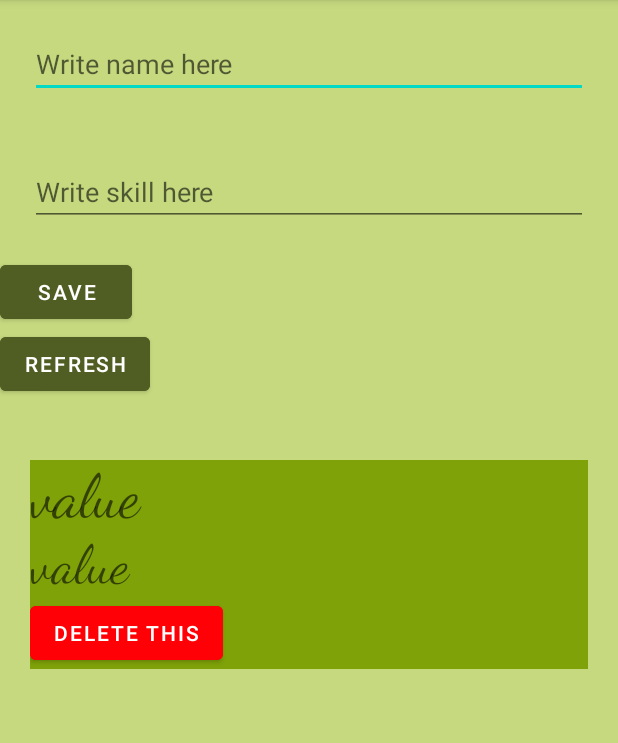
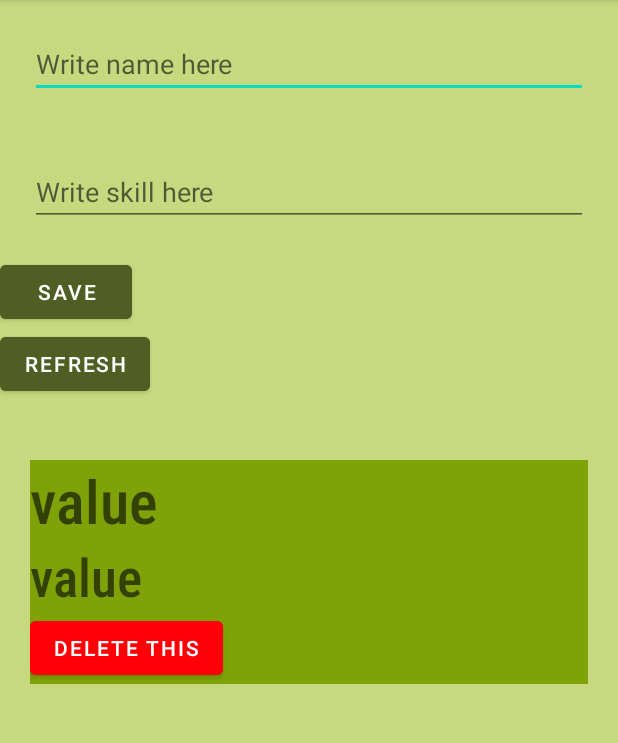
Before and after one commit to Rishabhsingh715/PracRoom, an Android app: the screen it shows after launch (MainActivity), after a tap on "REFRESH", on a phone screen of 412 x 824 dp, the part 84-827 px from its top. Run offline under Robolectric (Android 15) with nearby library versions, the phone set to English and light mode, and no system bars; our stand-ins replace Room's generated code.

```diff
--- a/app/build.gradle
+++ b/app/build.gradle
@@ -55,6 +55,8 @@ dependencies {
     kapt "androidx.room:room-compiler:$rootProject.roomVersion"
     androidTestImplementation "androidx.room:room-testing:$rootProject.roomVersion"
 
+
+
     // Lifecycle components
     implementation "androidx.lifecycle:lifecycle-viewmodel-ktx:$rootProject.lifecycleVersion"
     implementation "androidx.lifecycle:lifecycle-livedata-ktx:$rootProject.lifecycleVersion"
--- a/app/src/main/java/com/cv/pracroom/MainActivity.kt
+++ b/app/src/main/java/com/cv/pracroom/MainActivity.kt
@@ -7,7 +7,7 @@ import androidx.recyclerview.widget.LinearLayoutManager
 import androidx.room.Room
 import kotlinx.android.synthetic.main.activity_main.*
 
-class MainActivity : AppCompatActivity() {
+class MainActivity : AppCompatActivity() , delete{
 
     val db by lazy {
         Room.databaseBuilder(this,
@@ -24,6 +24,7 @@ class MainActivity : AppCompatActivity() {
             val name = ed1.text.toString()
             val skill = ed2.text.toString()
 
+
             db.getDao().insert(Person(name,skill))
             Toast.makeText(this,"Refresh now",Toast.LENGTH_SHORT).show()
         }
@@ -31,7 +32,7 @@ class MainActivity : AppCompatActivity() {
         btn2.setOnClickListener {
 
            val ll : List<Person> =  db.getDao().getAll()
-           val Padapter = PersonAdapter(ll,db)
+           val Padapter = PersonAdapter(ll,this)
 
             RV.layoutManager = LinearLayoutManager(this)
             RV.adapter = Padapter
@@ -40,4 +41,8 @@ class MainActivity : AppCompatActivity() {
 
 
     }
+
+    override fun onItemClicked(person: Person) {
+         db.getDao().delete(person.name)
+    }
 }
--- a/app/src/main/java/com/cv/pracroom/Pdatabase.kt
+++ b/app/src/main/java/com/cv/pracroom/Pdatabase.kt
@@ -3,7 +3,7 @@ package com.cv.pracroom
 import androidx.room.Database
 import androidx.room.RoomDatabase
 
-@Database(entities = [Person::class],version = 1)
+@Database(entities = [Person::class],version = 1,exportSchema = false)
 abstract class Pdatabase: RoomDatabase() {
 
     abstract fun getDao() : PersonDao
--- a/app/src/main/java/com/cv/pracroom/PersonAdapter.kt
+++ b/app/src/main/java/com/cv/pracroom/PersonAdapter.kt
@@ -8,7 +8,7 @@ import android.widget.Toast
 import androidx.recyclerview.widget.RecyclerView
 import kotlinx.android.synthetic.main.person.view.*
 
-class PersonAdapter(val person: List<Person>,val db:Pdatabase) : RecyclerView.Adapter<PersonAdapter.PersonViewHolder>() {
+class PersonAdapter(val person: List<Person>,val listener: delete) : RecyclerView.Adapter<PersonAdapter.PersonViewHolder>() {
 
     inner class PersonViewHolder(itemView: View) : RecyclerView.ViewHolder(itemView){
 
@@ -16,20 +16,21 @@ class PersonAdapter(val person: List<Person>,val db:Pdatabase) : RecyclerView.Ad
 
     override fun onCreateViewHolder(parent: ViewGroup, viewType: Int): PersonViewHolder {
 
-        val view = LayoutInflater.from(parent.context).inflate(
+        val view = PersonViewHolder(LayoutInflater.from(parent.context).inflate(
             R.layout.person,parent,false
-        )
-        return PersonViewHolder(view)
+        ))
+        view.itemView.del.setOnClickListener{
+            listener.onItemClicked(person[view.adapterPosition])
+        }
+
+        return view
     }
 
     override fun onBindViewHolder(holder: PersonViewHolder, position: Int) {
        holder.itemView.tv1.text = person[position].name
         holder.itemView.tv2.text = person[position].skill
 
-        holder.itemView.del.setOnClickListener {
-            db.getDao().delete(person[position].name)
-          Log.d("DEL","Deleted the value")
-        }
+
 
     }
 
@@ -38,3 +39,7 @@ class PersonAdapter(val person: List<Person>,val db:Pdatabase) : RecyclerView.Ad
         return person.size
     }
 }
+
+interface delete {
+    fun onItemClicked(person : Person)
+}
--- a/app/src/main/java/com/cv/pracroom/PersonDao.kt
+++ b/app/src/main/java/com/cv/pracroom/PersonDao.kt
@@ -9,12 +9,12 @@ import androidx.room.Query
 interface PersonDao {
 
     @Insert
-    fun insert(person: Person)
+     fun insert(person: Person)
 
     @Query("select * from Person")
-    fun getAll(): List<Person>
+     fun getAll(): List<Person>
 
     @Query("delete from Person where name = :nam")
-    fun delete(nam: String)
+     fun delete(nam: String)
 
 }
--- a/app/src/main/res/layout/person.xml
+++ b/app/src/main/res/layout/person.xml
@@ -7,22 +7,22 @@
     android:layout_margin="20dp">
 
     <TextView
-        android:textColor="@color/text"
+        android:textColor="@color/black"
         android:layout_width="match_parent"
         android:layout_height="wrap_content"
         android:id="@+id/tv1"
         android:hint="value"
         android:textSize="40sp"
-        android:fontFamily="cursive"/>
+        android:fontFamily="sans-serif-condensed-medium"/>
     <TextView
 
-        android:textColor="@color/text"
+        android:textColor="@color/black"
         android:layout_width="match_parent"
         android:layout_height="wrap_content"
         android:id="@+id/tv2"
         android:textSize="35sp"
         android:hint="value"
-        android:fontFamily="cursive"/>
+        android:fontFamily="sans-serif-condensed-medium"/>
     <Button
         android:id="@+id/del"
         android:layout_width="wrap_content"
```
